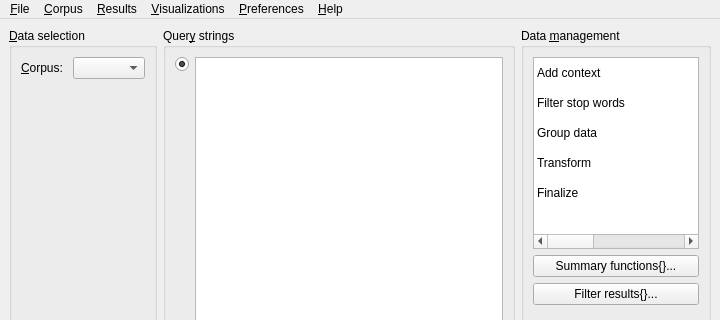
This is coquery/gui/ui/coquery.ui in gkunter/coquery as Qt 5 draws it before an edit; both pictures show x 0 to 720 and y 0 to 320 of the 720 by 868 pixel window. The edited form follows.
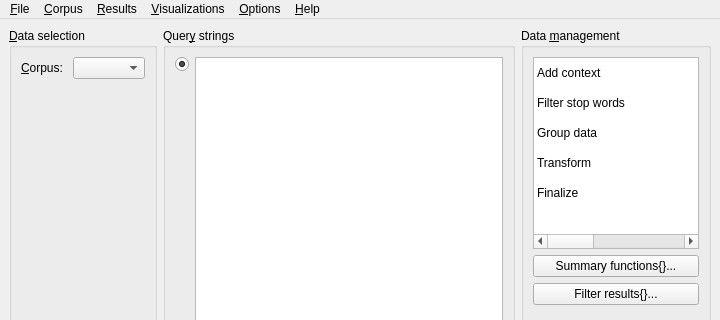
This is the edited form. Icons and pictures are not drawn. Custom widgets are drawn as their Qt base class.

Commit message: Rename 'Preferences' menu to 'Options'. Fix #237

```diff
--- a/coquery/gui/ui/coquery.ui
+++ b/coquery/gui/ui/coquery.ui
@@ -950,7 +950,7 @@
    </widget>
    <widget class="QMenu" name="menuSettings">
     <property name="title">
-     <string>&amp;Preferences</string>
+     <string>&amp;Options</string>
     </property>
     <addaction name="action_connection_settings"/>
     <addaction name="action_settings"/>
```
The commit also changes 1 other file.
